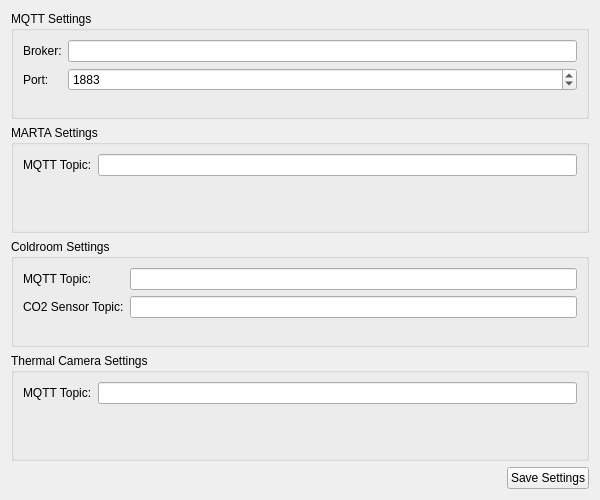
pisaoutertracker/integration_mqtt_gui, file settings_ui.ui: the form before one commit.
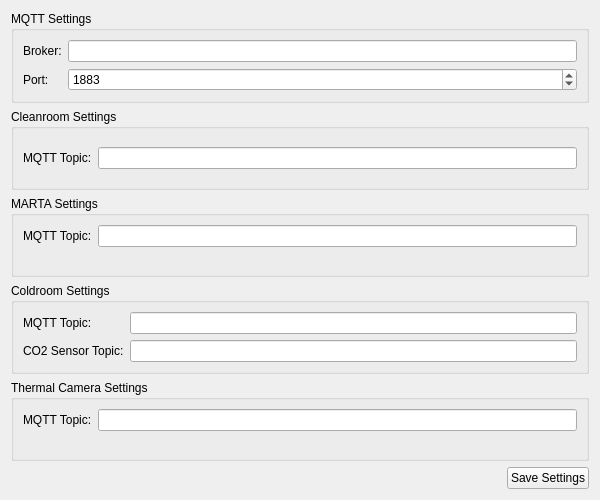
The form after the commit.

Commit message: Added the Cleanroom Properties Also

Diff of the .ui file:
```diff
--- a/settings_ui.ui
+++ b/settings_ui.ui
@@ -53,6 +53,25 @@
      </layout>
     </widget>
    </item>
+   <item>
+    <widget class="QGroupBox" name="groupBox">
+     <property name="title">
+      <string>Cleanroom Settings</string>
+     </property>
+     <layout class="QGridLayout" name="gridLayout">
+      <item row="0" column="0">
+       <widget class="QLabel" name="cleanroomTopicLabel">
+        <property name="text">
+         <string>MQTT Topic:</string>
+        </property>
+       </widget>
+      </item>
+      <item row="0" column="1">
+       <widget class="QLineEdit" name="cleanroomTopicLineEdit"/>
+      </item>
+     </layout>
+    </widget>
+   </item>
    <item>
     <widget class="QGroupBox" name="martaGroupBox">
      <property name="title">
```
Left out of the diff: 2 changed lines with no effect on the pictures. The commit also changes 19 other files.
